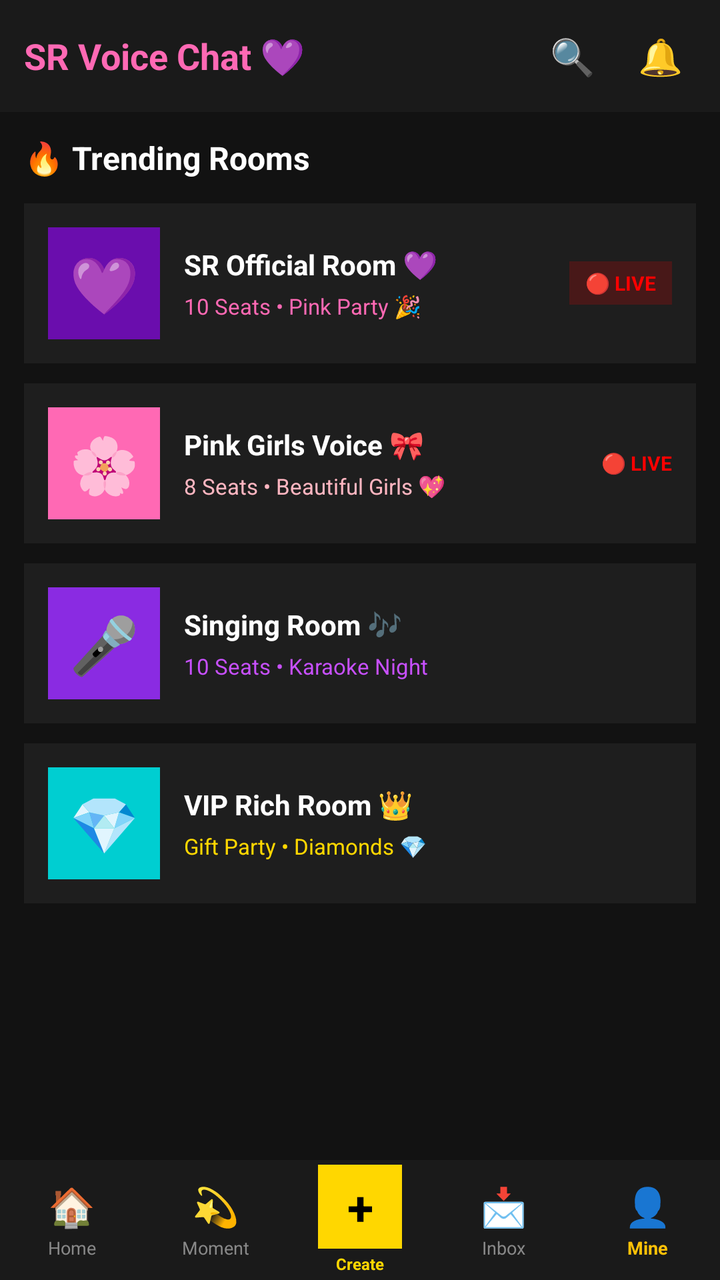
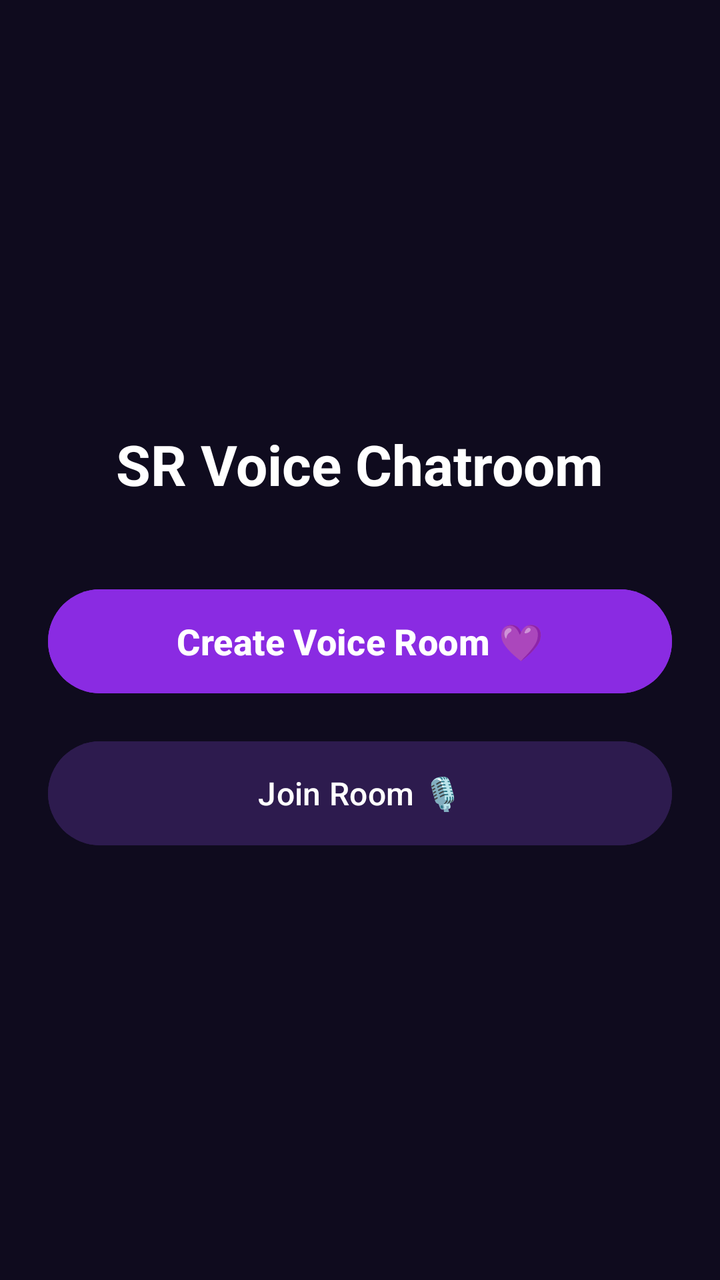

Before-and-after screenshots of an Android layout around one commit, followed by the original layout XML and the change that was made.
<!-- AndroidManifest.xml: application theme Theme.SRVoiceChat -->
<!-- res/layout/activity_home.xml -->
<?xml version="1.0" encoding="utf-8"?>
<LinearLayout xmlns:android="http://schemas.android.com/apk/res/android"
    android:layout_width="match_parent"
    android:layout_height="match_parent"
    android:orientation="vertical"
    android:background="#121212">

    
    <LinearLayout android:layout_width="match_parent" android:layout_height="56dp" android:orientation="horizontal" android:background="#1A1A1A" android:gravity="center_vertical" android:paddingLeft="12dp" android:paddingRight="12dp">
        <TextView android:layout_width="wrap_content" android:layout_height="wrap_content" android:text="SR Voice Chat 💜" android:textColor="#FF69B4" android:textStyle="bold" android:textSize="18sp"/>
        <TextView android:layout_width="0dp" android:layout_weight="1" android:layout_height="wrap_content"/>
        <TextView android:layout_width="36dp" android:layout_height="36dp" android:text="🔍" android:gravity="center" android:textSize="18sp"/>
        <TextView android:layout_width="36dp" android:layout_height="36dp" android:text="🔔" android:gravity="center" android:textSize="18sp" android:layout_marginLeft="8dp"/>
    </LinearLayout>

    
    <ScrollView android:layout_width="match_parent" android:layout_height="0dp" android:layout_weight="1">
        <LinearLayout android:layout_width="match_parent" android:layout_height="wrap_content" android:orientation="vertical" android:padding="12dp">

            <TextView android:layout_width="wrap_content" android:layout_height="wrap_content" android:text="🔥 Trending Rooms" android:textColor="#FFFFFF" android:textStyle="bold" android:textSize="16sp" android:layout_marginBottom="12dp"/>

            <LinearLayout android:id="@+id/roomCard1" android:layout_width="match_parent" android:layout_height="80dp" android:orientation="horizontal" android:background="#1E1E1E" android:gravity="center_vertical" android:padding="12dp" android:layout_marginBottom="10dp">
                <TextView android:layout_width="56dp" android:layout_height="56dp" android:text="💜" android:gravity="center" android:background="#6A0DAD" android:textSize="28sp"/>
                <LinearLayout android:layout_width="0dp" android:layout_weight="1" android:layout_height="wrap_content" android:orientation="vertical" android:layout_marginLeft="12dp">
                    <TextView android:layout_width="wrap_content" android:layout_height="wrap_content" android:text="SR Official Room 💜" android:textColor="#FFFFFF" android:textStyle="bold" android:textSize="14sp"/>
                    <TextView android:layout_width="wrap_content" android:layout_height="wrap_content" android:text="10 Seats • Pink Party 🎉" android:textColor="#FF69B4" android:textSize="11sp" android:layout_marginTop="4dp"/>
                </LinearLayout>
                <TextView android:layout_width="wrap_content" android:layout_height="wrap_content" android:text="🔴 LIVE" android:textColor="#FF0000" android:textStyle="bold" android:textSize="10sp" android:background="#30FF0000" android:paddingLeft="8dp" android:paddingRight="8dp" android:paddingTop="4dp" android:paddingBottom="4dp"/>
            </LinearLayout>

            <LinearLayout android:id="@+id/roomCard2" android:layout_width="match_parent" android:layout_height="80dp" android:orientation="horizontal" android:background="#1E1E1E" android:gravity="center_vertical" android:padding="12dp" android:layout_marginBottom="10dp">
                <TextView android:layout_width="56dp" android:layout_height="56dp" android:text="🌸" android:gravity="center" android:background="#FF69B4" android:textSize="28sp"/>
                <LinearLayout android:layout_width="0dp" android:layout_weight="1" android:layout_height="wrap_content" android:orientation="vertical" android:layout_marginLeft="12dp">
                    <TextView android:layout_width="wrap_content" android:layout_height="wrap_content" android:text="Pink Girls Voice 🎀" android:textColor="#FFFFFF" android:textStyle="bold" android:textSize="14sp"/>
                    <TextView android:layout_width="wrap_content" android:layout_height="wrap_content" android:text="8 Seats • Beautiful Girls 💖" android:textColor="#FFB6C1" android:textSize="11sp" android:layout_marginTop="4dp"/>
                </LinearLayout>
                <TextView android:layout_width="wrap_content" android:layout_height="wrap_content" android:text="🔴 LIVE" android:textColor="#FF0000" android:textStyle="bold" android:textSize="10sp"/>
            </LinearLayout>

            <LinearLayout android:id="@+id/roomCard3" android:layout_width="match_parent" android:layout_height="80dp" android:orientation="horizontal" android:background="#1E1E1E" android:gravity="center_vertical" android:padding="12dp" android:layout_marginBottom="10dp">
                <TextView android:layout_width="56dp" android:layout_height="56dp" android:text="🎤" android:gravity="center" android:background="#8A2BE2" android:textSize="28sp"/>
                <LinearLayout android:layout_width="0dp" android:layout_weight="1" android:layout_height="wrap_content" android:orientation="vertical" android:layout_marginLeft="12dp">
                    <TextView android:layout_width="wrap_content" android:layout_height="wrap_content" android:text="Singing Room 🎶" android:textColor="#FFFFFF" android:textStyle="bold" android:textSize="14sp"/>
                    <TextView android:layout_width="wrap_content" android:layout_height="wrap_content" android:text="10 Seats • Karaoke Night" android:textColor="#C850FF" android:textSize="11sp" android:layout_marginTop="4dp"/>
                </LinearLayout>
            </LinearLayout>

            <LinearLayout android:id="@+id/roomCard4" android:layout_width="match_parent" android:layout_height="80dp" android:orientation="horizontal" android:background="#1E1E1E" android:gravity="center_vertical" android:padding="12dp">
                <TextView android:layout_width="56dp" android:layout_height="56dp" android:text="💎" android:gravity="center" android:background="#00CED1" android:textSize="28sp"/>
                <LinearLayout android:layout_width="0dp" android:layout_weight="1" android:layout_height="wrap_content" android:orientation="vertical" android:layout_marginLeft="12dp">
                    <TextView android:layout_width="wrap_content" android:layout_height="wrap_content" android:text="VIP Rich Room 👑" android:textColor="#FFFFFF" android:textStyle="bold" android:textSize="14sp"/>
                    <TextView android:layout_width="wrap_content" android:layout_height="wrap_content" android:text="Gift Party • Diamonds 💎" android:textColor="#FFD700" android:textSize="11sp" android:layout_marginTop="4dp"/>
                </LinearLayout>
            </LinearLayout>

        </LinearLayout>
    </ScrollView>

    
    <LinearLayout android:layout_width="match_parent" android:layout_height="60dp" android:orientation="horizontal" android:background="#1A1A1A" android:gravity="center_vertical">

        <LinearLayout android:layout_width="0dp" android:layout_weight="1" android:layout_height="match_parent" android:orientation="vertical" android:gravity="center">
            <TextView android:layout_width="wrap_content" android:layout_height="wrap_content" android:text="🏠" android:textSize="19sp"/>
            <TextView android:layout_width="wrap_content" android:layout_height="wrap_content" android:text="Home" android:textColor="#888888" android:textSize="9sp" android:layout_marginTop="2dp"/>
        </LinearLayout>

        <LinearLayout android:layout_width="0dp" android:layout_weight="1" android:layout_height="match_parent" android:orientation="vertical" android:gravity="center">
            <TextView android:layout_width="wrap_content" android:layout_height="wrap_content" android:text="💫" android:textSize="19sp"/>
            <TextView android:layout_width="wrap_content" android:layout_height="wrap_content" android:text="Moment" android:textColor="#888888" android:textSize="9sp" android:layout_marginTop="2dp"/>
        </LinearLayout>

        <LinearLayout android:layout_width="0dp" android:layout_weight="1" android:layout_height="match_parent" android:orientation="vertical" android:gravity="center">
            <TextView android:id="@+id/btnPlus" android:layout_width="42dp" android:layout_height="42dp" android:text="+" android:textColor="#000000" android:textStyle="bold" android:textSize="24sp" android:gravity="center" android:background="#FFD700"/>
            <TextView android:layout_width="wrap_content" android:layout_height="wrap_content" android:text="Create" android:textColor="#FFD700" android:textSize="8sp" android:textStyle="bold" android:layout_marginTop="2dp"/>
        </LinearLayout>

        <LinearLayout android:layout_width="0dp" android:layout_weight="1" android:layout_height="match_parent" android:orientation="vertical" android:gravity="center">
            <TextView android:layout_width="wrap_content" android:layout_height="wrap_content" android:text="📩" android:textSize="19sp"/>
            <TextView android:layout_width="wrap_content" android:layout_height="wrap_content" android:text="Inbox" android:textColor="#888888" android:textSize="9sp" android:layout_marginTop="2dp"/>
        </LinearLayout>

        <LinearLayout android:layout_width="0dp" android:layout_weight="1" android:layout_height="match_parent" android:orientation="vertical" android:gravity="center">
            <TextView android:layout_width="wrap_content" android:layout_height="wrap_content" android:text="👤" android:textSize="19sp"/>
            <TextView android:layout_width="wrap_content" android:layout_height="wrap_content" android:text="Mine" android:textColor="#FFC107" android:textStyle="bold" android:textSize="9sp" android:layout_marginTop="2dp"/>
        </LinearLayout>

    </LinearLayout>
</LinearLayout>
<!-- resources referenced by this layout -->
<resources>
  <style name="Theme.SRVoiceChat" parent="Theme.Material3.DayNight.NoActionBar">
          <item name="colorPrimary">#FF4081</item>
          <item name="android:statusBarColor">#FF4081</item>
          <item name="android:windowLightStatusBar">true</item>
      </style>
</resources>

<!-- the commit's change to res/layout/activity_home.xml (unified diff, before → after) -->
@@ -3,86 +3,37 @@
     android:layout_width="match_parent"
     android:layout_height="match_parent"
     android:orientation="vertical"
-    android:background="#121212">
+    android:background="#0F0B1E"
+    android:gravity="center"
+    android:padding="24dp">
 
-    
-    <LinearLayout android:layout_width="match_parent" android:layout_height="56dp" android:orientation="horizontal" android:background="#1A1A1A" android:gravity="center_vertical" android:paddingLeft="12dp" android:paddingRight="12dp">
-        <TextView android:layout_width="wrap_content" android:layout_height="wrap_content" android:text="SR Voice Chat 💜" android:textColor="#FF69B4" android:textStyle="bold" android:textSize="18sp"/>
-        <TextView android:layout_width="0dp" android:layout_weight="1" android:layout_height="wrap_content"/>
-        <TextView android:layout_width="36dp" android:layout_height="36dp" android:text="🔍" android:gravity="center" android:textSize="18sp"/>
-        <TextView android:layout_width="36dp" android:layout_height="36dp" android:text="🔔" android:gravity="center" android:textSize="18sp" android:layout_marginLeft="8dp"/>
-    </LinearLayout>
+    <TextView
+        android:layout_width="wrap_content"
+        android:layout_height="wrap_content"
+        android:text="SR Voice Chatroom"
+        android:textSize="28sp"
+        android:textStyle="bold"
+        android:textColor="#FFFFFF"
+        android:layout_marginBottom="40dp"/>
 
-    
-    <ScrollView android:layout_width="match_parent" android:layout_height="0dp" android:layout_weight="1">
-        <LinearLayout android:layout_width="match_parent" android:layout_height="wrap_content" android:orientation="vertical" android:padding="12dp">
+    <Button
+        android:id="@+id/btnCreateRoom"
+        android:layout_width="match_parent"
+        android:layout_height="60dp"
+        android:text="Create Voice Room 💜"
+        android:textSize="18sp"
+        android:textStyle="bold"
+        android:textColor="#FFFFFF"
+        android:backgroundTint="#8A2BE2"
+        android:layout_marginBottom="16dp"/>
 
-            <TextView android:layout_width="wrap_content" android:layout_height="wrap_content" android:text="🔥 Trending Rooms" android:textColor="#FFFFFF" android:textStyle="bold" android:textSize="16sp" android:layout_marginBottom="12dp"/>
+    <Button
+        android:id="@+id/btnJoinRoom"
+        android:layout_width="match_parent"
+        android:layout_height="60dp"
+        android:text="Join Room 🎙️"
+        android:textSize="16sp"
+        android:textColor="#FFFFFF"
+        android:backgroundTint="#2D1B4E"/>
 
-            <LinearLayout android:id="@+id/roomCard1" android:layout_width="match_parent" android:layout_height="80dp" android:orientation="horizontal" android:background="#1E1E1E" android:gravity="center_vertical" android:padding="12dp" android:layout_marginBottom="10dp">
-                <TextView android:layout_width="56dp" android:layout_height="56dp" android:text="💜" android:gravity="center" android:background="#6A0DAD" android:textSize="28sp"/>
-                <LinearLayout android:layout_width="0dp" android:layout_weight="1" android:layout_height="wrap_content" android:orientation="vertical" android:layout_marginLeft="12dp">
-                    <TextView android:layout_width="wrap_content" android:layout_height="wrap_content" android:text="SR Official Room 💜" android:textColor="#FFFFFF" android:textStyle="bold" android:textSize="14sp"/>
-                    <TextView android:layout_width="wrap_content" android:layout_height="wrap_content" android:text="10 Seats • Pink Party 🎉" android:textColor="#FF69B4" android:textSize="11sp" android:layout_marginTop="4dp"/>
-                </LinearLayout>
-                <TextView android:layout_width="wrap_content" android:layout_height="wrap_content" android:text="🔴 LIVE" android:textColor="#FF0000" android:textStyle="bold" android:textSize="10sp" android:background="#30FF0000" android:paddingLeft="8dp" android:paddingRight="8dp" android:paddingTop="4dp" android:paddingBottom="4dp"/>
-            </LinearLayout>
-
-            <LinearLayout android:id="@+id/roomCard2" android:layout_width="match_parent" android:layout_height="80dp" android:orientation="horizontal" android:background="#1E1E1E" android:gravity="center_vertical" android:padding="12dp" android:layout_marginBottom="10dp">
-                <TextView android:layout_width="56dp" android:layout_height="56dp" android:text="🌸" android:gravity="center" android:background="#FF69B4" android:textSize="28sp"/>
-                <LinearLayout android:layout_width="0dp" android:layout_weight="1" android:layout_height="wrap_content" android:orientation="vertical" android:layout_marginLeft="12dp">
-                    <TextView android:layout_width="wrap_content" android:layout_height="wrap_content" android:text="Pink Girls Voice 🎀" android:textColor="#FFFFFF" android:textStyle="bold" android:textSize="14sp"/>
-                    <TextView android:layout_width="wrap_content" android:layout_height="wrap_content" android:text="8 Seats • Beautiful Girls 💖" android:textColor="#FFB6C1" android:textSize="11sp" android:layout_marginTop="4dp"/>
-                </LinearLayout>
-                <TextView android:layout_width="wrap_content" android:layout_height="wrap_content" android:text="🔴 LIVE" android:textColor="#FF0000" android:textStyle="bold" android:textSize="10sp"/>
-            </LinearLayout>
-
-            <LinearLayout android:id="@+id/roomCard3" android:layout_width="match_parent" android:layout_height="80dp" android:orientation="horizontal" android:background="#1E1E1E" android:gravity="center_vertical" android:padding="12dp" android:layout_marginBottom="10dp">
-                <TextView android:layout_width="56dp" android:layout_height="56dp" android:text="🎤" android:gravity="center" android:background="#8A2BE2" android:textSize="28sp"/>
-                <LinearLayout android:layout_width="0dp" android:layout_weight="1" android:layout_height="wrap_content" android:orientation="vertical" android:layout_marginLeft="12dp">
-                    <TextView android:layout_width="wrap_content" android:layout_height="wrap_content" android:text="Singing Room 🎶" android:textColor="#FFFFFF" android:textStyle="bold" android:textSize="14sp"/>
-                    <TextView android:layout_width="wrap_content" android:layout_height="wrap_content" android:text="10 Seats • Karaoke Night" android:textColor="#C850FF" android:textSize="11sp" android:layout_marginTop="4dp"/>
-                </LinearLayout>
-            </LinearLayout>
-
-            <LinearLayout android:id="@+id/roomCard4" android:layout_width="match_parent" android:layout_height="80dp" android:orientation="horizontal" android:background="#1E1E1E" android:gravity="center_vertical" android:padding="12dp">
-                <TextView android:layout_width="56dp" android:layout_height="56dp" android:text="💎" android:gravity="center" android:background="#00CED1" android:textSize="28sp"/>
-                <LinearLayout android:layout_width="0dp" android:layout_weight="1" android:layout_height="wrap_content" android:orientation="vertical" android:layout_marginLeft="12dp">
-                    <TextView android:layout_width="wrap_content" android:layout_height="wrap_content" android:text="VIP Rich Room 👑" android:textColor="#FFFFFF" android:textStyle="bold" android:textSize="14sp"/>
-                    <TextView android:layout_width="wrap_content" android:layout_height="wrap_content" android:text="Gift Party • Diamonds 💎" android:textColor="#FFD700" android:textSize="11sp" android:layout_marginTop="4dp"/>
-                </LinearLayout>
-            </LinearLayout>
-
-        </LinearLayout>
-    </ScrollView>
-
-    
-    <LinearLayout android:layout_width="match_parent" android:layout_height="60dp" android:orientation="horizontal" android:background="#1A1A1A" android:gravity="center_vertical">
-
-        <LinearLayout android:layout_width="0dp" android:layout_weight="1" android:layout_height="match_parent" android:orientation="vertical" android:gravity="center">
-            <TextView android:layout_width="wrap_content" android:layout_height="wrap_content" android:text="🏠" android:textSize="19sp"/>
-            <TextView android:layout_width="wrap_content" android:layout_height="wrap_content" android:text="Home" android:textColor="#888888" android:textSize="9sp" android:layout_marginTop="2dp"/>
-        </LinearLayout>
-
-        <LinearLayout android:layout_width="0dp" android:layout_weight="1" android:layout_height="match_parent" android:orientation="vertical" android:gravity="center">
-            <TextView android:layout_width="wrap_content" android:layout_height="wrap_content" android:text="💫" android:textSize="19sp"/>
-            <TextView android:layout_width="wrap_content" android:layout_height="wrap_content" android:text="Moment" android:textColor="#888888" android:textSize="9sp" android:layout_marginTop="2dp"/>
-        </LinearLayout>
-
-        <LinearLayout android:layout_width="0dp" android:layout_weight="1" android:layout_height="match_parent" android:orientation="vertical" android:gravity="center">
-            <TextView android:id="@+id/btnPlus" android:layout_width="42dp" android:layout_height="42dp" android:text="+" android:textColor="#000000" android:textStyle="bold" android:textSize="24sp" android:gravity="center" android:background="#FFD700"/>
-            <TextView android:layout_width="wrap_content" android:layout_height="wrap_content" android:text="Create" android:textColor="#FFD700" android:textSize="8sp" android:textStyle="bold" android:layout_marginTop="2dp"/>
-        </LinearLayout>
-
-        <LinearLayout android:layout_width="0dp" android:layout_weight="1" android:layout_height="match_parent" android:orientation="vertical" android:gravity="center">
-            <TextView android:layout_width="wrap_content" android:layout_height="wrap_content" android:text="📩" android:textSize="19sp"/>
-            <TextView android:layout_width="wrap_content" android:layout_height="wrap_content" android:text="Inbox" android:textColor="#888888" android:textSize="9sp" android:layout_marginTop="2dp"/>
-        </LinearLayout>
-
-        <LinearLayout android:layout_width="0dp" android:layout_weight="1" android:layout_height="match_parent" android:orientation="vertical" android:gravity="center">
-            <TextView android:layout_width="wrap_content" android:layout_height="wrap_content" android:text="👤" android:textSize="19sp"/>
-            <TextView android:layout_width="wrap_content" android:layout_height="wrap_content" android:text="Mine" android:textColor="#FFC107" android:textStyle="bold" android:textSize="9sp" android:layout_marginTop="2dp"/>
-        </LinearLayout>
-
-    </LinearLayout>
 </LinearLayout>
